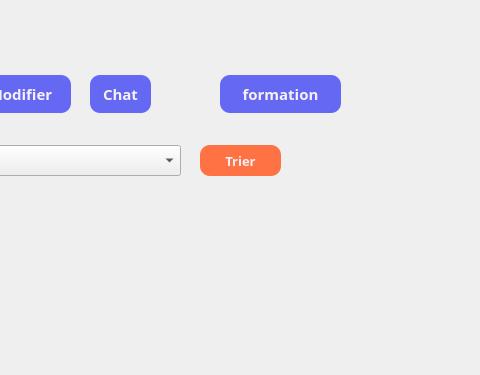
This is gestionemp.ui in Farah-Torkhani/Smart_Printing_Office_QT as Qt 5 draws it before an edit; both pictures show x 510 to 990 and y 325 to 700 of the 1320 by 700 pixel window. The edited form follows.
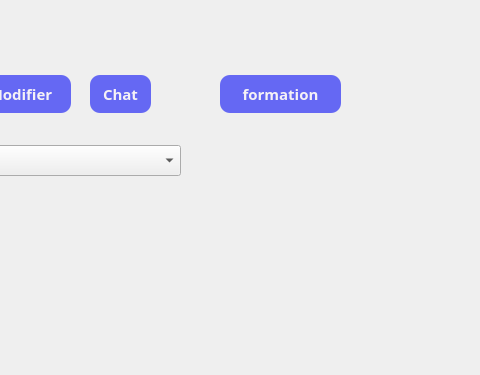
This is the edited form. Icons and pictures are not drawn.

Diff of the .ui file:
```diff
--- a/gestionemp.ui
+++ b/gestionemp.ui
@@ -62,45 +62,6 @@
      <string>Modifier</string>
     </property>
    </widget>
-   <widget class="QPushButton" name="trieBtn">
-    <property name="geometry">
-     <rect>
-      <x>710</x>
-      <y>470</y>
-      <width>81</width>
-      <height>31</height>
-     </rect>
-    </property>
-    <property name="font">
-     <font>
-      <family>Montserrat SemiBold</family>
-      <pointsize>10</pointsize>
-      <weight>75</weight>
-      <bold>true</bold>
-     </font>
-    </property>
-    <property name="cursor">
-     <cursorShape>PointingHandCursor</cursorShape>
-    </property>
-    <property name="styleSheet">
-     <string notr="true">QPushButton#trieBtn {
-    background-color: rgb(255, 114, 68);
-	color: rgb(245, 241, 246);
-	border-radius: 10px;
- }
-
-QPushButton#trieBtn:hover {
-	background-color: rgb(254, 129, 75);
-}
-
-QPushButton#trieBtn:pressed {
-	background-color: rgb(255, 114, 68);
-}</string>
-    </property>
-    <property name="text">
-     <string>Trier</string>
-    </property>
-   </widget>
    <widget class="QLabel" name="label_12">
     <property name="geometry">
      <rect>
```
